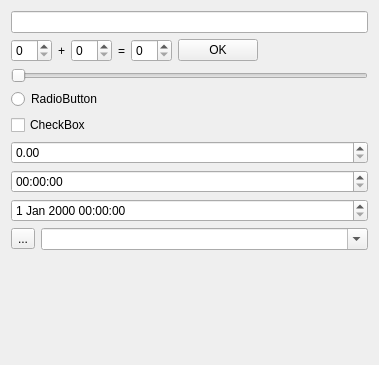
First picture: the form in Qt/my_programm/_For_tests/src/for_tests_mainbox/ui/for_tests_mainbox.ui, repository RinatB2017/mega_GIT, before the edit.
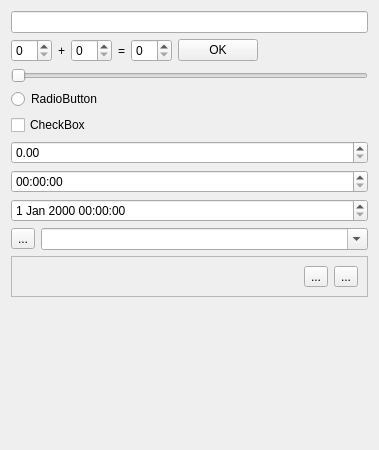
Second picture: the form after the edit. Custom widgets are drawn as their Qt base class.

The edit to the form file:
```diff
--- a/Qt/my_programm/_For_tests/src/for_tests_mainbox/ui/for_tests_mainbox.ui
+++ b/Qt/my_programm/_For_tests/src/for_tests_mainbox/ui/for_tests_mainbox.ui
@@ -7,7 +7,7 @@
     <x>0</x>
     <y>0</y>
     <width>379</width>
-    <height>365</height>
+    <height>450</height>
    </rect>
   </property>
   <layout class="QVBoxLayout" name="verticalLayout">
@@ -121,6 +121,35 @@
      </item>
     </layout>
    </item>
+   <item>
+    <widget class="QFrame" name="frame">
+     <property name="frameShape">
+      <enum>QFrame::StyledPanel</enum>
+     </property>
+     <property name="frameShadow">
+      <enum>QFrame::Raised</enum>
+     </property>
+     <layout class="QHBoxLayout" name="horizontalLayout_2">
+      <item>
+       <widget class="MyTimer" name="timer_widget" native="true"/>
+      </item>
+      <item>
+       <widget class="QToolButton" name="btn_set_time">
+        <property name="text">
+         <string>...</string>
+        </property>
+       </widget>
+      </item>
+      <item>
+       <widget class="QToolButton" name="btn_run_timer">
+        <property name="text">
+         <string>...</string>
+        </property>
+       </widget>
+      </item>
+     </layout>
+    </widget>
+   </item>
    <item>
     <spacer name="verticalSpacer">
      <property name="orientation">
@@ -136,6 +165,31 @@
    </item>
   </layout>
  </widget>
+ <customwidgets>
+  <customwidget>
+   <class>MyTimer</class>
+   <extends>QWidget</extends>
+   <header>mytimer.hpp</header>
+   <container>1</container>
+  </customwidget>
+ </customwidgets>
+ <tabstops>
+  <tabstop>lineEdit</tabstop>
+  <tabstop>sb_1</tabstop>
+  <tabstop>sb_2</tabstop>
+  <tabstop>sb_res</tabstop>
+  <tabstop>btn_ok</tabstop>
+  <tabstop>horizontalSlider</tabstop>
+  <tabstop>rb_test</tabstop>
+  <tabstop>cb_checkbox_test</tabstop>
+  <tabstop>doubleSpinBox</tabstop>
+  <tabstop>timeEdit</tabstop>
+  <tabstop>dateTimeEdit</tabstop>
+  <tabstop>toolButton</tabstop>
+  <tabstop>comboBox</tabstop>
+  <tabstop>btn_set_time</tabstop>
+  <tabstop>btn_run_timer</tabstop>
+ </tabstops>
  <resources/>
  <connections/>
 </ui>
```
